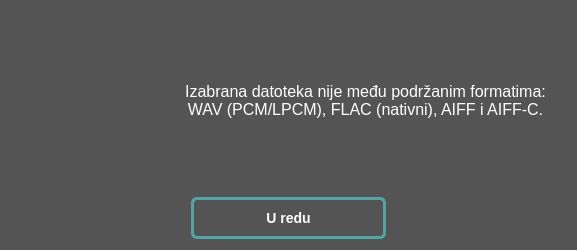
The window that src/View/ErrorDialog/ErrorDialog.ui (tomarga/Skripta) describes before a commit, drawn with Qt 5.
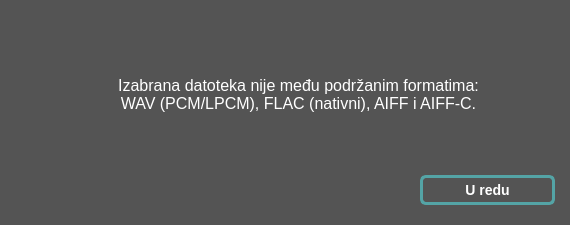
The same window after the commit. Icons and pictures are not drawn.

Commit message: Ui component classes: update sizes, margins and layout to create consistency

The edit to the form file:
```diff
--- a/src/View/ErrorDialog/ErrorDialog.ui
+++ b/src/View/ErrorDialog/ErrorDialog.ui
@@ -6,8 +6,8 @@
    <rect>
     <x>0</x>
     <y>0</y>
-    <width>577</width>
-    <height>250</height>
+    <width>570</width>
+    <height>225</height>
    </rect>
   </property>
   <property name="windowTitle">
@@ -25,16 +25,22 @@
 	background-color: rgb(84, 84, 84)
 }</string>
   </property>
-  <layout class="QVBoxLayout" name="verticalLayout">
-   <item>
-    <layout class="QHBoxLayout" name="horizontalLayout">
-     <property name="spacing">
-      <number>5</number>
-     </property>
+  <layout class="QVBoxLayout" name="verticalLayout" stretch="3,1">
      <property name="leftMargin">
+    <number>15</number>
+   </property>
+   <property name="topMargin">
       <number>20</number>
      </property>
      <property name="rightMargin">
+    <number>15</number>
+   </property>
+   <property name="bottomMargin">
+    <number>20</number>
+   </property>
+   <item>
+    <layout class="QHBoxLayout" name="horizontalLayout">
+     <property name="spacing">
       <number>20</number>
      </property>
      <item>
@@ -52,6 +58,12 @@
      </item>
      <item>
       <widget class="QLabel" name="ErrorMessageLabel">
+       <property name="sizePolicy">
+        <sizepolicy hsizetype="Expanding" vsizetype="Preferred">
+         <horstretch>0</horstretch>
+         <verstretch>0</verstretch>
+        </sizepolicy>
+       </property>
        <property name="styleSheet">
         <string notr="true">QLabel#ErrorMessageLabel {
 	color: white;
@@ -59,22 +71,43 @@
 }</string>
        </property>
        <property name="text">
-        <string>&lt;html&gt;&lt;head/&gt;&lt;body&gt;&lt;p align=&quot;center&quot;&gt;Izabrana datoteka nije među podržanim formatima:&lt;br&gt;
-WAV (PCM/LPCM), FLAC (nativni), AIFF i AIFF-C.&lt;/p&gt;&lt;/body&gt;&lt;/html&gt;</string>
+        <string>&lt;html&gt;&lt;head/&gt;&lt;body&gt;&lt;p align=&quot;center&quot;&gt;&lt;span style=&quot; font-size:12pt;&quot;&gt;Izabrana datoteka nije među podržanim formatima:&lt;br/&gt;WAV (PCM/LPCM), FLAC (nativni), AIFF i AIFF-C.&lt;/span&gt;&lt;/p&gt;&lt;/body&gt;&lt;/html&gt;</string>
+       </property>
+       <property name="alignment">
+        <set>Qt::AlignRight|Qt::AlignTrailing|Qt::AlignVCenter</set>
+       </property>
+       <property name="wordWrap">
+        <bool>true</bool>
        </property>
       </widget>
      </item>
     </layout>
+   </item>
+   <item>
+    <layout class="QHBoxLayout" name="horizontalLayout_2">
+     <item>
+      <spacer name="horizontalSpacer">
+       <property name="orientation">
+        <enum>Qt::Horizontal</enum>
+       </property>
+       <property name="sizeHint" stdset="0">
+        <size>
+         <width>40</width>
+         <height>20</height>
+        </size>
+       </property>
+      </spacer>
    </item>
    <item>
     <widget class="QPushButton" name="OKButton">
+       <property name="minimumSize">
+        <size>
+         <width>135</width>
+         <height>30</height>
+        </size>
+       </property>
      <property name="styleSheet">
       <string notr="true">QPushButton#OKButton {
-	margin-left: 180px;
-	margin-right: 180px;
-	padding-top: 10px;
-	padding-bottom: 10px;
-
 	border-radius: 6px;
 	border: 3px solid #54a4a6;
 
@@ -95,6 +128,8 @@
       <string>U redu</string>
      </property>
     </widget>
+     </item>
+    </layout>
    </item>
   </layout>
  </widget>
```
Left out of the diff: 2 changed lines with no effect on the pictures. Lines whose indentation alone changed are shown as unchanged. The commit also changes 7 other files.
